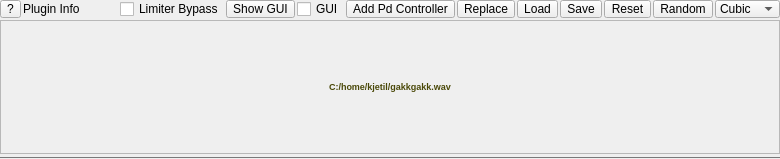
The window that Qt/qt4_plugin_widget.ui (kmatheussen/radium) describes before a commit, drawn with Qt 5.
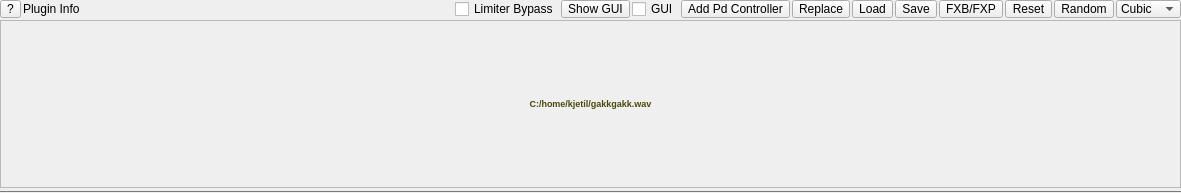
The same window after the commit.

```diff
--- a/Qt/qt4_plugin_widget.ui
+++ b/Qt/qt4_plugin_widget.ui
@@ -6,8 +6,8 @@
    <rect>
     <x>0</x>
     <y>0</y>
-    <width>780</width>
-    <height>159</height>
+    <width>1181</width>
+    <height>193</height>
    </rect>
   </property>
   <property name="sizePolicy">
@@ -192,6 +192,22 @@
         </property>
        </widget>
       </item>
+      <item>
+       <widget class="QToolButton" name="fxbp_button">
+        <property name="sizePolicy">
+         <sizepolicy hsizetype="Fixed" vsizetype="Minimum">
+          <horstretch>0</horstretch>
+          <verstretch>0</verstretch>
+         </sizepolicy>
+        </property>
+        <property name="toolTip">
+         <string>Load or Save VST FXB (bank) or FXP (preset) file.</string>
+        </property>
+        <property name="text">
+         <string>FXB/FXP</string>
+        </property>
+       </widget>
+      </item>
       <item>
        <widget class="QToolButton" name="reset_button">
         <property name="sizePolicy">
```
